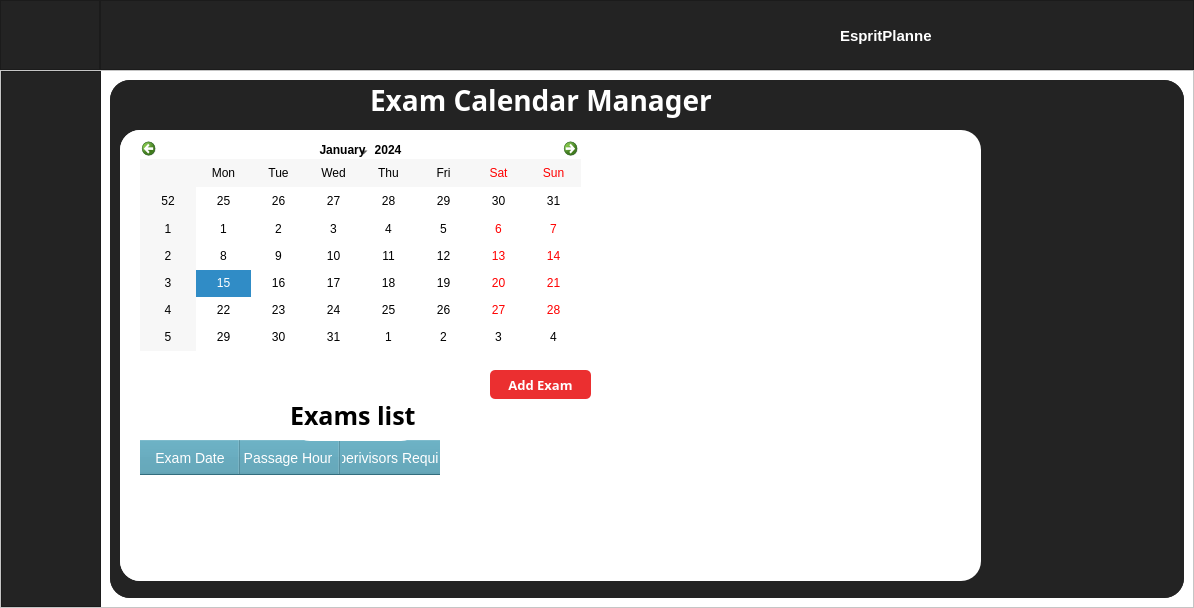
The window that ui_main.ui (Cxuchy/Esprit-Planner-Administrator) describes before a commit, drawn with Qt 5.
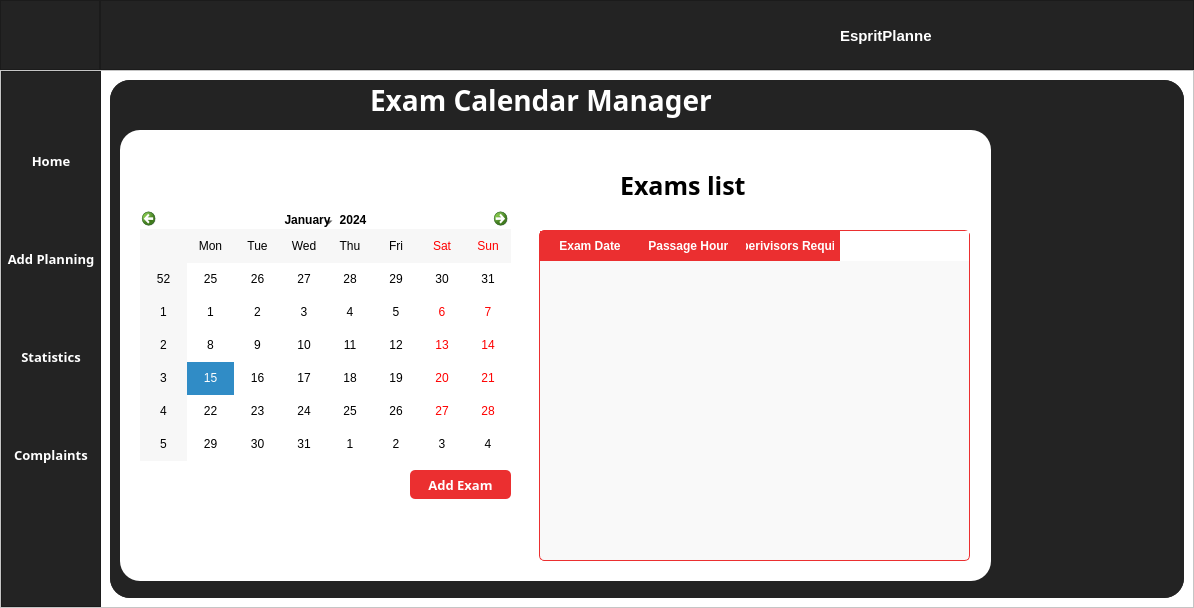
The same window after the commit. The open tabs and pages were chosen to show the change. Icons and pictures are not drawn.

```diff
--- a/ui_main.ui
+++ b/ui_main.ui
@@ -315,6 +315,33 @@
                </property>
               </widget>
              </item>
+             <item>
+              <widget class="QLabel" name="Home">
+               <property name="sizeIncrement">
+                <size>
+                 <width>20</width>
+                 <height>20</height>
+                </size>
+               </property>
+               <property name="font">
+                <font>
+                 <family>Sitka Text</family>
+                 <pointsize>10</pointsize>
+                 <weight>75</weight>
+                 <bold>true</bold>
+                </font>
+               </property>
+               <property name="styleSheet">
+                <string notr="true">color: rgb(255, 255, 255);</string>
+               </property>
+               <property name="text">
+                <string>Home</string>
+               </property>
+               <property name="alignment">
+                <set>Qt::AlignCenter</set>
+               </property>
+              </widget>
+             </item>
              <item>
               <widget class="QPushButton" name="Btn_Menu_1">
                <property name="minimumSize">
@@ -354,6 +381,33 @@
                </property>
               </widget>
              </item>
+             <item>
+              <widget class="QLabel" name="Home_4">
+               <property name="sizeIncrement">
+                <size>
+                 <width>20</width>
+                 <height>20</height>
+                </size>
+               </property>
+               <property name="font">
+                <font>
+                 <family>Sitka Text</family>
+                 <pointsize>10</pointsize>
+                 <weight>75</weight>
+                 <bold>true</bold>
+                </font>
+               </property>
+               <property name="styleSheet">
+                <string notr="true">color: rgb(255, 255, 255);</string>
+               </property>
+               <property name="text">
+                <string>Add Planning</string>
+               </property>
+               <property name="alignment">
+                <set>Qt::AlignCenter</set>
+               </property>
+              </widget>
+             </item>
              <item>
               <widget class="QPushButton" name="Btn_Menu_3">
                <property name="minimumSize">
@@ -399,6 +453,33 @@
                </property>
               </widget>
              </item>
+             <item>
+              <widget class="QLabel" name="Home_2">
+               <property name="sizeIncrement">
+                <size>
+                 <width>20</width>
+                 <height>20</height>
+                </size>
+               </property>
+               <property name="font">
+                <font>
+                 <family>Sitka Text</family>
+                 <pointsize>10</pointsize>
+                 <weight>75</weight>
+                 <bold>true</bold>
+                </font>
+               </property>
+               <property name="styleSheet">
+                <string notr="true">color: rgb(255, 255, 255);</string>
+               </property>
+               <property name="text">
+                <string>Statistics</string>
+               </property>
+               <property name="alignment">
+                <set>Qt::AlignCenter</set>
+               </property>
+              </widget>
+             </item>
              <item>
               <widget class="QPushButton" name="Btn_Menu_4">
                <property name="minimumSize">
@@ -441,6 +522,33 @@
                </property>
               </widget>
              </item>
+             <item>
+              <widget class="QLabel" name="Home_3">
+               <property name="sizeIncrement">
+                <size>
+                 <width>20</width>
+                 <height>20</height>
+                </size>
+               </property>
+               <property name="font">
+                <font>
+                 <family>Sitka Text</family>
+                 <pointsize>10</pointsize>
+                 <weight>75</weight>
+                 <bold>true</bold>
+                </font>
+               </property>
+               <property name="styleSheet">
+                <string notr="true">color: rgb(255, 255, 255);</string>
+               </property>
+               <property name="text">
+                <string>Complaints</string>
+               </property>
+               <property name="alignment">
+                <set>Qt::AlignCenter</set>
+               </property>
+              </widget>
+             </item>
             </layout>
            </widget>
           </item>
@@ -791,7 +899,7 @@
              <widget class="QWidget" name="widget_4" native="true">
               <property name="geometry">
                <rect>
-                <x>10</x>
+                <x>20</x>
                 <y>50</y>
                 <width>861</width>
                 <height>451</height>
@@ -804,10 +912,10 @@
               <widget class="QCalendarWidget" name="calendarWidget">
                <property name="geometry">
                 <rect>
-                 <x>20</x>
-                 <y>10</y>
-                 <width>441</width>
-                 <height>211</height>
+                 <x>10</x>
+                 <y>80</y>
+                 <width>371</width>
+                 <height>251</height>
                 </rect>
                </property>
                <property name="styleSheet">
@@ -818,41 +926,91 @@
               <widget class="QTableWidget" name="tableWidget">
                <property name="geometry">
                 <rect>
-                 <x>20</x>
-                 <y>310</y>
-                 <width>450</width>
-                 <height>111</height>
+                 <x>409</x>
+                 <y>100</y>
+                 <width>431</width>
+                 <height>331</height>
                 </rect>
                </property>
                <property name="styleSheet">
-                <string notr="true">QTableView {
-    color: black;
-    gridline-color: black;
-    border-color: rgb(242, 128, 133);
-    font: 10px;
+                <string notr="true">/* General QTableWidget styling */
+QTableWidget {
+    border: 1px solid #eb2f30;
+    border-radius: 5px;
+    gridline-color: #eb2f30;
+    font-size: 14px;
+    color: #333333;
+    background-color: #f9f9f9;
 }
+
+/* Header styling */
 QHeaderView::section {
-    background-color: rgb(71, 153, 176);
+    background-color: #eb2f30;
     color: white;
-    height: 35px;
-    font: 14px;
+    padding: 5px;
+    border: 1px solid #eb2f30;
+    font-weight: bold;
 }
-QTableView::item:focus{
-    border: 2px solid rgb(242, 128, 133);
-    background-color: rgb(255, 254, 229);
+
+/* Alternate row colors */
+QTableWidget::item {
+    padding: 5px;
+    border: none;
 }
+
+QTableWidget::item:selected {
+    background-color: #eb2f30;
+    color: white;
+}
+
+QTableWidget::item:alternate {
+    background-color: #fdd2d2;
+}
+
+/* Grid lines */
+QTableWidget::item {
+    border: 1px solid #eb2f30;
+}
+
+/* Vertical and Horizontal Scrollbar */
 QScrollBar:vertical {
-    background: rgb(188, 224, 235);
+    border: none;
+    background: #e0e0e0;
+    width: 10px;
+    margin: 0px 0px 0px 0px;
 }
- QScrollBar::handle:vertical {
-    background: rgb(71, 153, 176);
- }
+
+QScrollBar::handle:vertical {
+    background: #eb2f30;
+    min-height: 20px;
+}
+
+QScrollBar::add-line:vertical, QScrollBar::sub-line:vertical {
+    background: none;
+}
+
 QScrollBar:horizontal {
-    background: rgb(188, 224, 235);
+    border: none;
+    background: #e0e0e0;
+    height: 10px;
+    margin: 0px 0px 0px 0px;
 }
- QScrollBar::handle:horizontal {
-    background: rgb(71, 153, 176);
- }</string>
+
+QScrollBar::handle:horizontal {
+    background: #eb2f30;
+    min-width: 20px;
+}
+
+QScrollBar::add-line:horizontal, QScrollBar::sub-line:horizontal {
+    background: none;
+}
+
+/* Corner button */
+QTableCornerButton::section {
+    background-color: #eb2f30;
+    border: 1px solid #eb2f30;
+}
+</string>
                </property>
                <column>
                 <property name="text">
@@ -873,9 +1031,9 @@
               <widget class="QLabel" name="label_11">
                <property name="geometry">
                 <rect>
-                 <x>170</x>
-                 <y>260</y>
-                 <width>131</width>
+                 <x>490</x>
+                 <y>30</y>
+                 <width>261</width>
                  <height>51</height>
                 </rect>
                </property>
@@ -894,8 +1052,8 @@
               <widget class="QPushButton" name="add_exam_btn">
                <property name="geometry">
                 <rect>
-                 <x>370</x>
-                 <y>240</y>
+                 <x>280</x>
+                 <y>340</y>
                  <width>101</width>
                  <height>29</height>
                 </rect>
```
Left out of the diff: 164 changed lines with no effect on the pictures.
